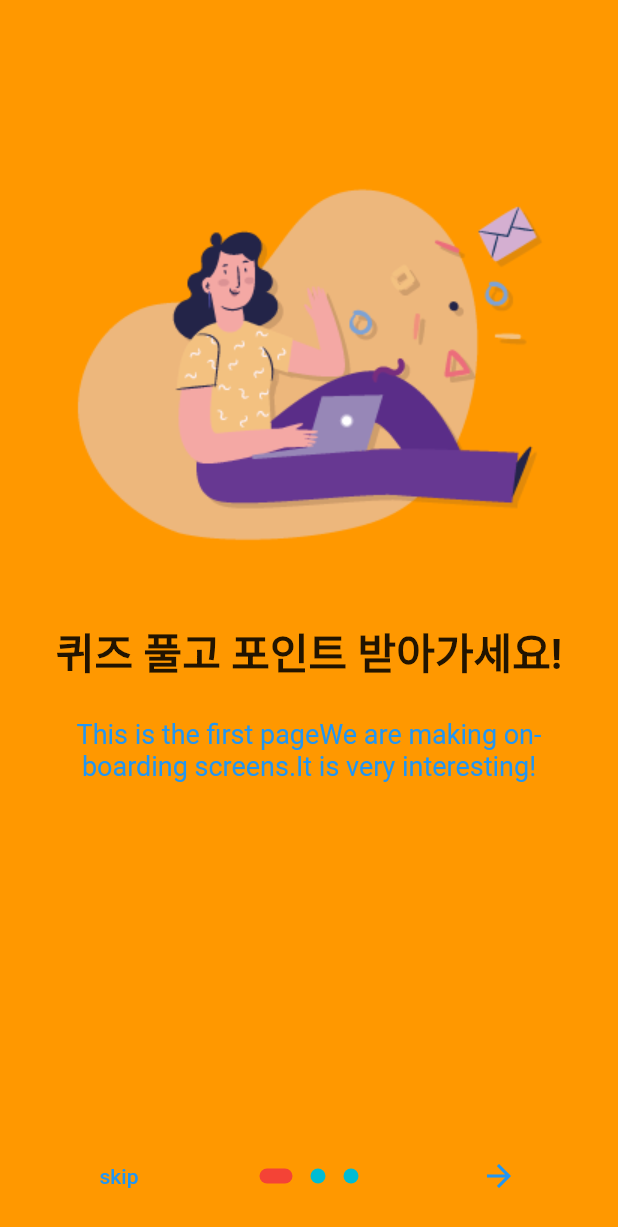
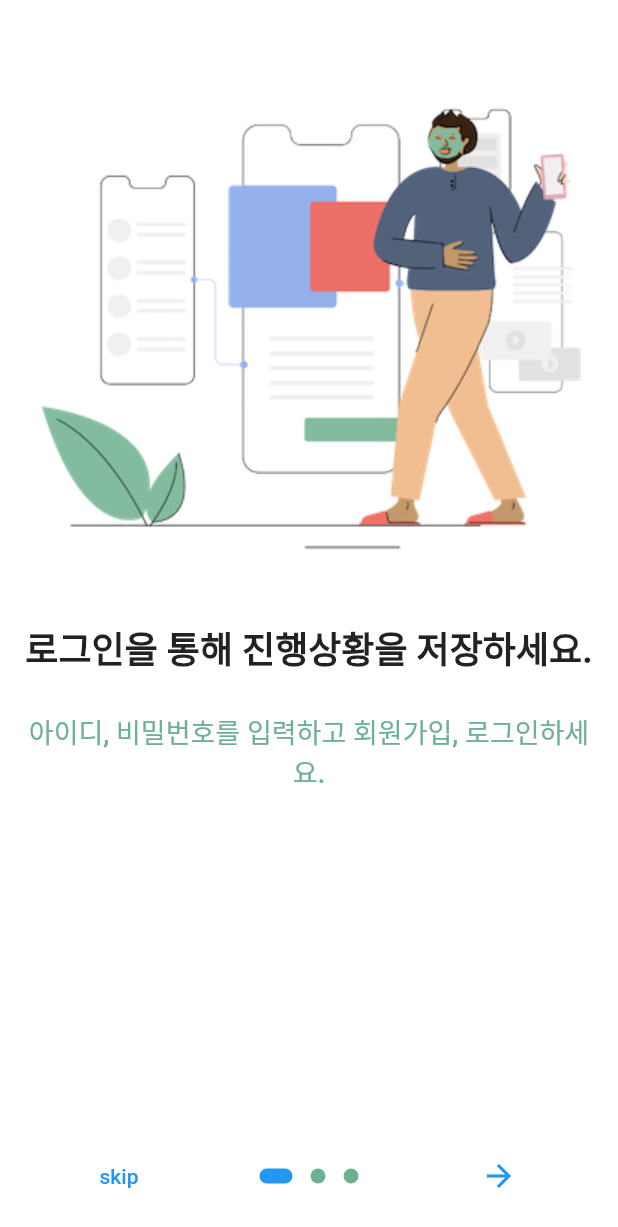
Before and after one commit to 2lambda123/barrierfree, a Flutter app: the screen it shows after launch, on a phone screen of 412 x 824 dp. Shown: the top 1227 px of the screen. Run offline on Flutter 3.47's test engine with Material 2 defaults, Android fonts, the phone set to English and light mode, and no system bars; drawn by our look-alikes of introduction_screen; our stand-ins replace firebase_core; accounts and stored records are empty; Roboto replaces fonts that are missing (Pretendard).

Commit message:
onboarding

```diff
--- a/BarrierFree/lib/onboarding.dart
+++ b/BarrierFree/lib/onboarding.dart
@@ -11,25 +11,19 @@ class OnBoardingPage extends StatelessWidget {
     return IntroductionScreen(
       pages: [
         PageViewModel(
-            title: '퀴즈 풀고 포인트 받아가세요!',
-            body: 'This is the first page'
-                'We are making on-boarding screens.'
-                'It is very interesting!',
-            image: Image.asset('image/page1.png'),
+            title: '로그인을 통해 진행상황을 저장하세요.',
+            body: '아이디, 비밀번호를 입력하고 회원가입, 로그인하세요.',
+            image: Image.asset('image/1.png'),
             decoration: getPageDecoration()),
         PageViewModel(
-            title: '매일매일 나아지는 억양!',
-            body: 'This is the second page'
-                'We are making on-boarding screens.'
-                'It is very interesting!',
-            image: Image.asset('image/page2.png'),
+            title: '매일 매일 재밌는 단어학습!',
+            body: '단어 학습을 통해 남한어에 익숙해지세요!',
+            image: Image.asset('image/2.png'),
             decoration: getPageDecoration()),
         PageViewModel(
-            title: '북한어를 남한어로 번역해보세요!',
-            body: 'This is the third page'
-                'We are making on-boarding screens.'
-                'It is very interesting!',
-            image: Image.asset('image/page3.png'),
+            title: '캔두를 통해 남한에 성공적으로 정착하세요.',
+            body: '캔두는 탈북민 여러분의 언어의 장벽을 낮춰줍니다.',
+            image: Image.asset('image/3.png'),
             decoration: getPageDecoration()),
       ],
       done: const Text('done'),
@@ -42,21 +36,28 @@ class OnBoardingPage extends StatelessWidget {
       showSkipButton: true,
       skip: const Text('skip'),
       dotsDecorator: DotsDecorator(
-          color: Colors.cyan,
+          color: Color(0xff6DB193),
           size: const Size(10, 10),
           activeSize: const Size(22, 10),
           activeShape:
               RoundedRectangleBorder(borderRadius: BorderRadius.circular(24)),
-          activeColor: Colors.red),
+          activeColor: Colors.blue),
       curve: Curves.bounceOut,
     );
   }
 
   PageDecoration getPageDecoration() {
     return const PageDecoration(
-        titleTextStyle: TextStyle(fontSize: 28, fontWeight: FontWeight.bold),
-        bodyTextStyle: TextStyle(fontSize: 18, color: Colors.blue),
+        titleTextStyle: TextStyle(
+            fontSize: 24,
+            fontWeight: FontWeight.bold,
+            fontFamily: 'Pretendard'),
+        bodyTextStyle: TextStyle(
+            fontSize: 18,
+            fontWeight: FontWeight.w500,
+            color: Color(0xff6DB193),
+            fontFamily: 'Pretendard'),
         imagePadding: EdgeInsets.only(top: 40),
-        pageColor: Colors.orange);
+        pageColor: Colors.white);
   }
 }
```
Also changed, not shown: BarrierFree/image/1.png (added), BarrierFree/image/2.png (added), BarrierFree/image/3.png (added), BarrierFree/pubspec.lock, 2 other files.
